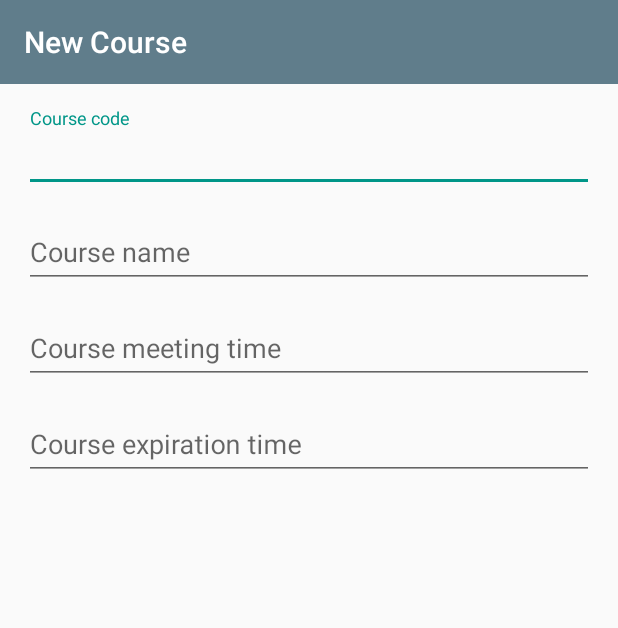
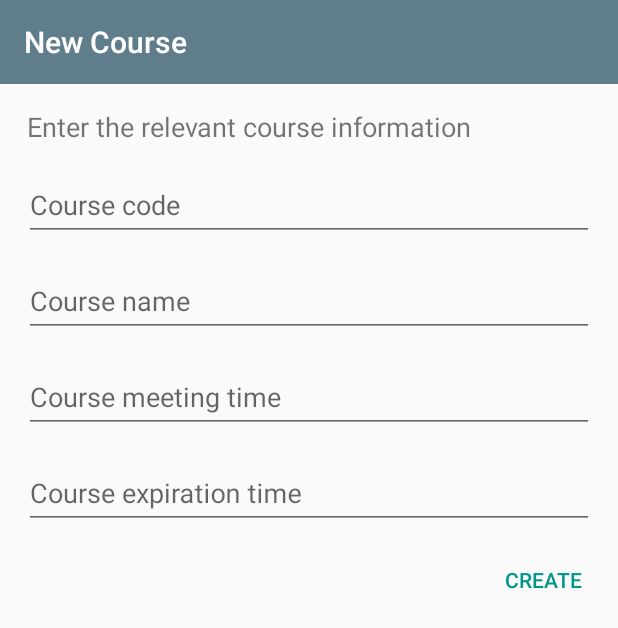
Before and after one commit to izzyalonso/OfficeHours-Android, an Android app: the NewCourseActivity screen opened directly, with no data from a screen before it, on a phone screen of 412 x 824 dp. Shown: the top 628 px of the screen. Run offline under Robolectric (Android 15) with nearby library versions, the phone set to English and light mode, and no system bars; our stand-ins replace data binding.

Commit message:
Remove focus form TextInputLayouts by default, layout updates

```diff
--- a/app/src/main/res/layout/activity_new_course.xml
+++ b/app/src/main/res/layout/activity_new_course.xml
@@ -4,7 +4,8 @@
         xmlns:android="http://schemas.android.com/apk/res/android"
         android:orientation="vertical"
         android:layout_width="match_parent"
-        android:layout_height="match_parent" >
+        android:layout_height="match_parent"
+        android:focusableInTouchMode="true" >
 
         <include
             android:id="@+id/new_course_toolbar"
@@ -13,7 +14,8 @@
         <ScrollView
             android:layout_width="match_parent"
             android:layout_height="0dp"
-            android:layout_weight="1" >
+            android:layout_weight="1"
+            android:fillViewport="true" >
 
             <LinearLayout
                 android:orientation="vertical"
@@ -21,16 +23,26 @@
                 android:layout_height="wrap_content"
                 android:layout_margin="16dp" >
 
+                <TextView
+                    android:layout_width="match_parent"
+                    android:layout_height="wrap_content"
+                    android:layout_marginLeft="2dp"
+                    android:layout_marginStart="2dp"
+                    android:textSize="18sp"
+                    android:text="Enter the relevant course information" />
+
                 <android.support.design.widget.TextInputLayout
                     android:layout_width="match_parent"
-                    android:layout_height="wrap_content" >
+                    android:layout_height="wrap_content"
+                    android:layout_marginTop="8dp" >
 
                     <android.support.design.widget.TextInputEditText
                         android:id="@+id/new_course_code"
                         android:layout_width="match_parent"
                         android:layout_height="wrap_content"
-                        android:hint="Course code" />
+                        android:hint="Course code" >
 
+                    </android.support.design.widget.TextInputEditText>
                 </android.support.design.widget.TextInputLayout>
 
                 <android.support.design.widget.TextInputLayout
@@ -75,6 +87,16 @@
                         android:hint="Course expiration time" />
 
                 </android.support.design.widget.TextInputLayout>
+
+                <Button
+                    android:id="@+id/new_course_done"
+                    android:layout_width="wrap_content"
+                    android:layout_height="wrap_content"
+                    android:layout_marginTop="16dp"
+                    android:layout_gravity="end"
+                    android:text="Create"
+                    style="@style/FlatButton" />
+
             </LinearLayout>
         </ScrollView>
     </LinearLayout>
--- a/app/src/main/res/values/styles.xml
+++ b/app/src/main/res/values/styles.xml
@@ -6,6 +6,8 @@
         <item name="colorPrimary">@color/primary</item>
         <item name="colorPrimaryDark">@color/primary_dark</item>
         <item name="colorAccent">@color/accent</item>
+
+        <item name="android:textColorPrimary">@color/text_primary</item>
 
         <item name="android:windowActionBarOverlay">false</item>
     </style>
```
